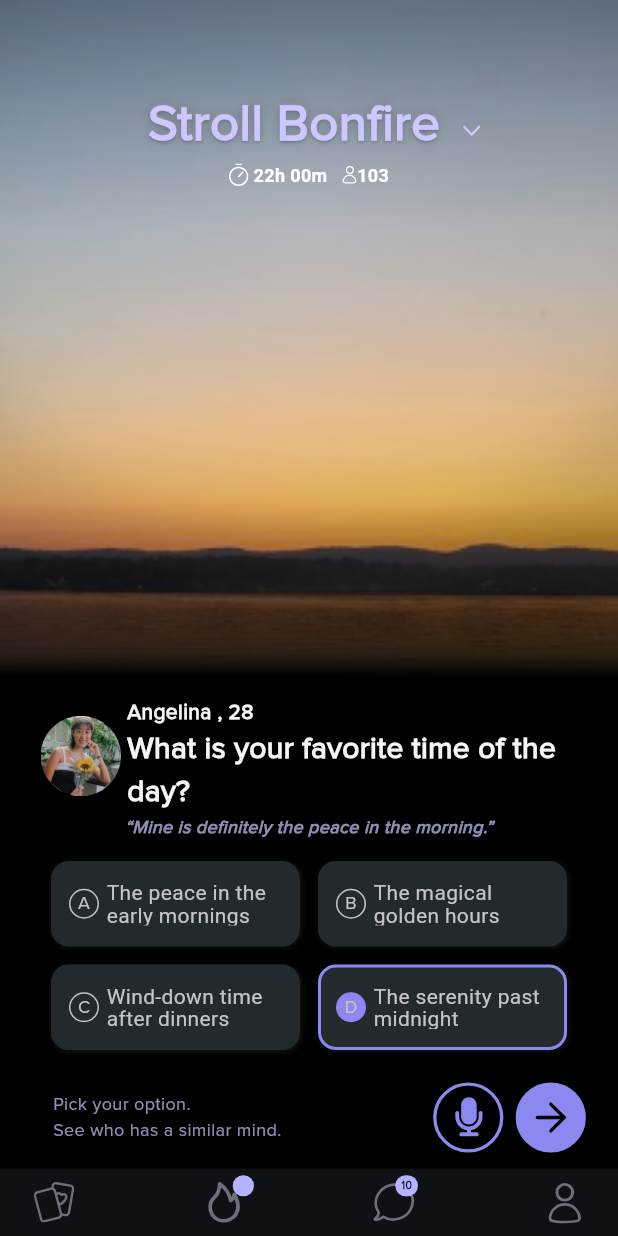
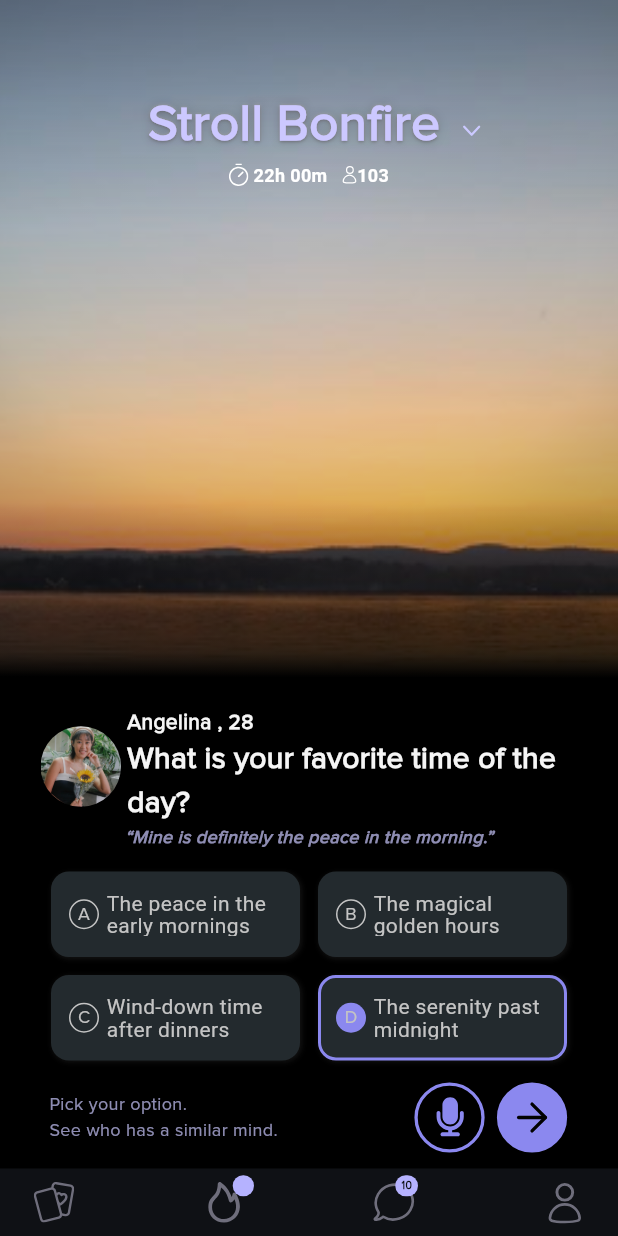
Before and after one commit to abhikatta/fe_interview_task_1, a Flutter app: the screen it shows after launch, on a phone screen of 412 x 824 dp. Run offline on Flutter 3.47's test engine with Material 3 defaults, Android fonts, the phone set to English and light mode, and no system bars; our stand-ins replace flutter_svg; Roboto replaces fonts that are missing (Proxima Nova).

```diff
--- a/lib/components/bottom_section.dart
+++ b/lib/components/bottom_section.dart
@@ -1,5 +1,6 @@
 import 'package:fe_interview_task_1/components/avatar.dart';
 import 'package:fe_interview_task_1/components/option_component.dart';
+import 'package:fe_interview_task_1/pages/record_audio.dart';
 import 'package:flutter/material.dart';
 import 'package:flutter_svg/flutter_svg.dart';
 
@@ -115,14 +116,13 @@ class MyBottomSection extends StatelessWidget {
             ],
           ),
           const SizedBox(
-            height: 21,
+            height: 14,
           ),
-          Row(
+          Padding(
+            padding: const EdgeInsets.only(left: 15, right: 15),
+            child: Row(
               mainAxisAlignment: MainAxisAlignment.center,
               children: [
-              const SizedBox(
-                width: 15,
-              ),
                 const Text(
                   'Pick your option.\nSee who has a similar mind.',
                   style: TextStyle(
@@ -133,15 +133,30 @@ class MyBottomSection extends StatelessWidget {
                   ),
                 ),
                 const SizedBox(
-                width: 100,
+                  width: 90,
                 ),
-              SvgPicture.asset('lib/assets/arrow.svg'),
-              const SizedBox(
-                width: 6,
+                Row(
+                  children: [
+                    GestureDetector(
+                      onTap: () {
+                        Navigator.push(
+                            context,
+                            MaterialPageRoute(
+                                builder: (context) =>
+                                    const AudioRecordingPage()));
+                      },
+                      child: SvgPicture.asset('lib/assets/mike.svg'),
                     ),
-              SvgPicture.asset('lib/assets/mike.svg'),
+                    const SizedBox(width: 6),
+                    GestureDetector(
+                      onTap: () {},
+                      child: SvgPicture.asset('lib/assets/arrow.svg'),
+                    ),
                   ],
                 )
+              ],
+            ),
+          ),
         ],
       ),
       const SizedBox(
```
Also changed, not shown: lib/pages/record_audio.dart (added, +69 -0 lines), lib/assets/Joey 2.png (added), lib/assets/arrow.svg, lib/assets/mike.svg, lib/assets/more_options.svg (added), lib/assets/navigation_go_back.svg (added), lib/assets/record_fade_over.svg (added). Lines whose indentation alone changed are shown as unchanged.
